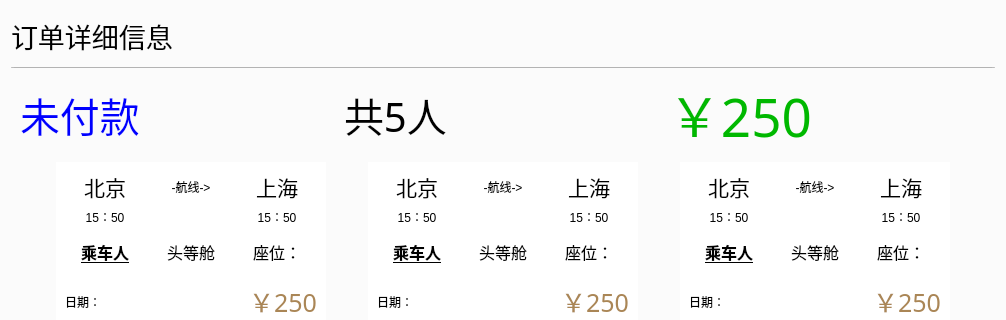
This is ordersdetailwidget.ui in Jinyuan-S/AirSystem as Qt 5 draws it before an edit; both pictures show x 0 to 1006 and y 0 to 320 of the 1006 by 577 pixel window. The edited form follows.
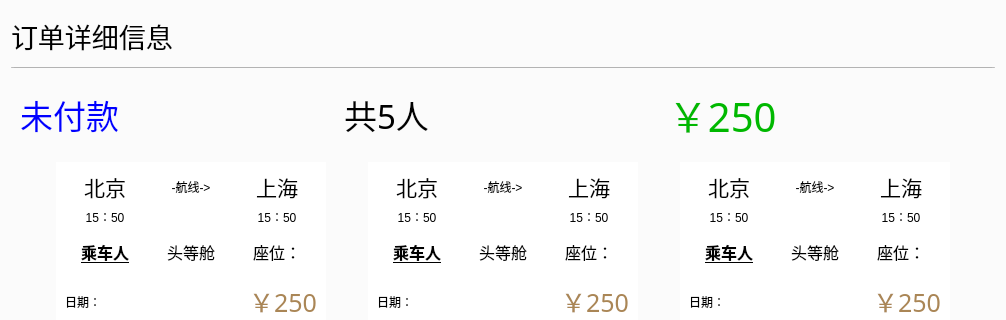
This is the edited form. Custom widgets are drawn as their Qt base class.

Patch:
```diff
--- a/ordersdetailwidget.ui
+++ b/ordersdetailwidget.ui
@@ -12,8 +12,8 @@
   </property>
   <property name="minimumSize">
    <size>
-    <width>870</width>
-    <height>530</height>
+    <width>0</width>
+    <height>0</height>
    </size>
   </property>
   <property name="palette">
@@ -557,7 +557,7 @@
         <property name="font">
          <font>
           <family>微软雅黑</family>
-          <pointsize>30</pointsize>
+          <pointsize>25</pointsize>
          </font>
         </property>
         <property name="text">
@@ -573,12 +573,15 @@
         <property name="font">
          <font>
           <family>微软雅黑</family>
-          <pointsize>30</pointsize>
+          <pointsize>25</pointsize>
          </font>
         </property>
         <property name="text">
          <string>共5人</string>
         </property>
+        <property name="alignment">
+         <set>Qt::AlignLeading|Qt::AlignLeft|Qt::AlignVCenter</set>
+        </property>
        </widget>
       </item>
       <item>
@@ -623,7 +626,7 @@
         <property name="font">
          <font>
           <family>微软雅黑</family>
-          <pointsize>40</pointsize>
+          <pointsize>30</pointsize>
          </font>
         </property>
         <property name="text">
```
Left out of the diff: 18 changed lines with no effect on the pictures.
